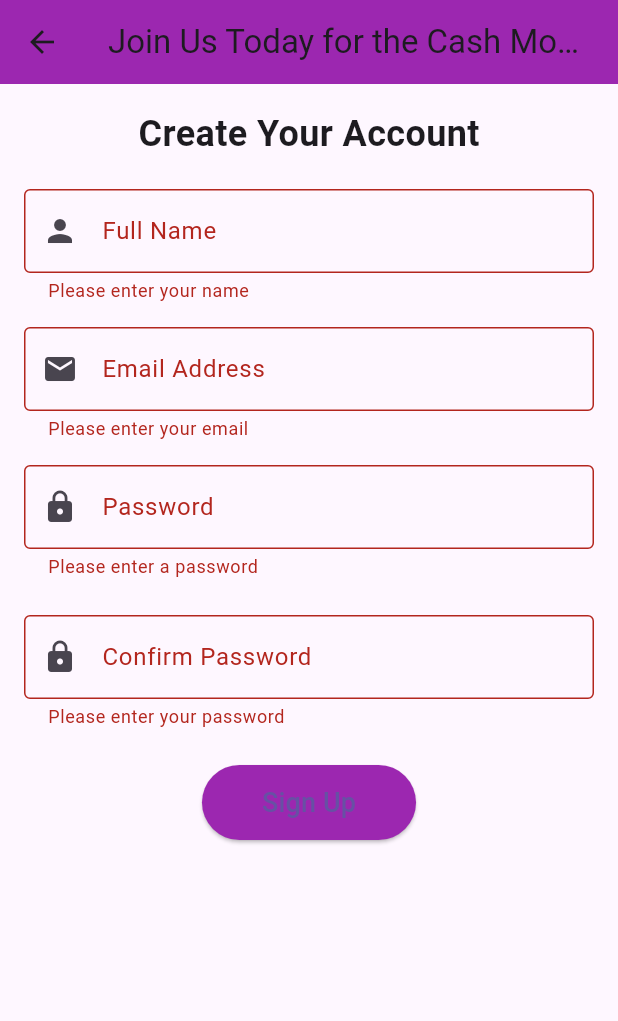
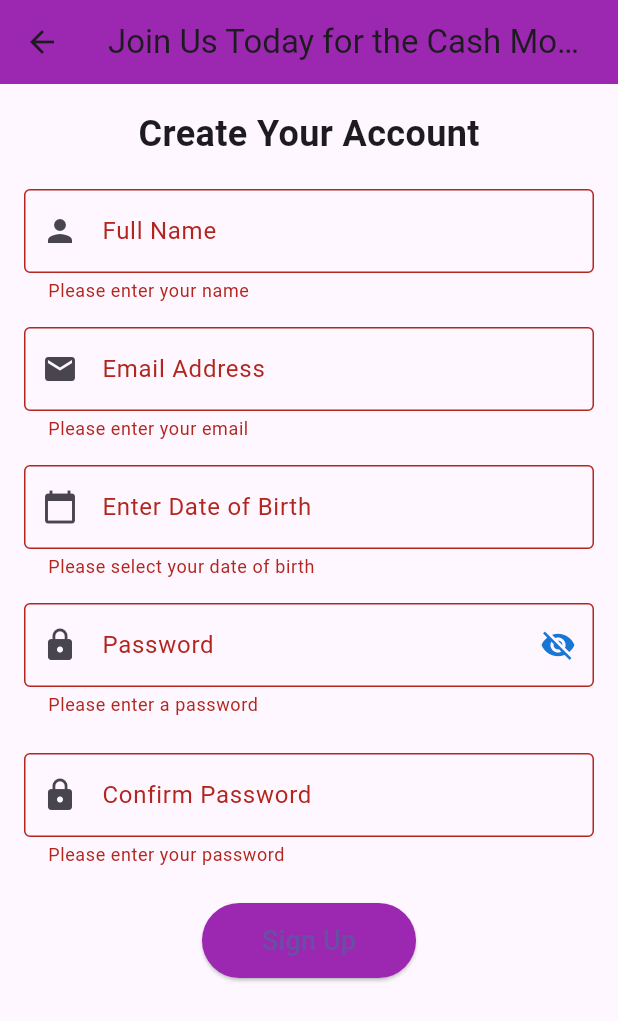
Before and after one commit to nabialavala/group-signup, a Flutter app: the SignupScreen screen opened directly, after a tap on "Sign Up", on a phone screen of 412 x 824 dp. Shown: the top 1021 px of the screen. Run offline on Flutter 3.47's test engine with Material 3 defaults, Android fonts, the phone set to English and light mode, and no system bars.

Commit message:
Added password visibility

```diff
--- a/lib/screens/signup_screen.dart
+++ b/lib/screens/signup_screen.dart
@@ -18,7 +18,22 @@ class _SignupScreenState extends State<SignupScreen> {
   final TextEditingController _emailController = TextEditingController();
   final TextEditingController _passwordController = TextEditingController();
   final TextEditingController _confirmPasswordController = TextEditingController();
+  final TextEditingController _birthDateController = TextEditingController();
+  bool _isPasswordVisible = false;
 
+  Future<void> _selectDate() async {
+    DateTime? pickedDate = await showDatePicker(
+      context: context,
+      initialDate: DateTime.now(),
+      firstDate: DateTime(1925),
+      lastDate: DateTime.now(),
+    );
+    if (pickedDate != null) {
+      setState(() {
+        _birthDateController.text = "${pickedDate.month}/${pickedDate.day}/${pickedDate.year}";
+      });
+    }
+  }
 
   @override
   Widget build(BuildContext context) {
@@ -83,13 +98,45 @@ class _SignupScreenState extends State<SignupScreen> {
               ),
               const SizedBox(height: 16),
 
+              // Birth Date Field
+              TextFormField(
+                controller: _birthDateController,
+                readOnly: true,
+                decoration: const InputDecoration(
+                  labelText: 'Enter Date of Birth',
+                  prefixIcon: Icon(Icons.calendar_today),
+                  border: OutlineInputBorder(),
+                ),
+                onTap: _selectDate,
+                validator: (value) {
+                  if (value == null || value.isEmpty) {
+                    return 'Please select your date of birth';
+                  }
+                  return null;
+                },
+              ),
+              const SizedBox(height: 16),
+
               // 🔒 Password Field
               TextFormField(
                 controller: _passwordController,
-                obscureText: true,
-                decoration: const InputDecoration(
+                //depends on boolean variable
+                obscureText: _isPasswordVisible,
+                decoration: InputDecoration(
                   labelText: 'Password',
                   prefixIcon: Icon(Icons.lock),
+                  //button for pasword visibility
+                  suffixIcon: IconButton(
+                    icon: Icon(
+                      _isPasswordVisible ? Icons.visibility : Icons.visibility_off,
+                      color: Theme.of(context).primaryColorDark,
+                    ),
+                    onPressed: (){
+                      setState(() {
+                        _isPasswordVisible = !_isPasswordVisible;
+                      });
+                    },
+                  ),
                   border: OutlineInputBorder(),
                 ),
                 validator: (value) {
```
